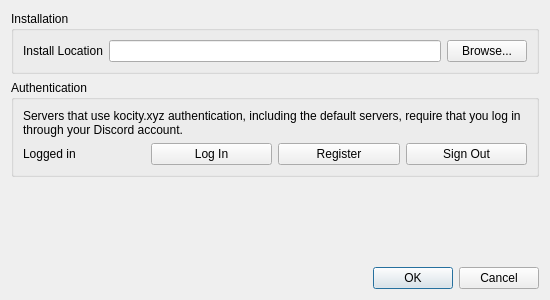
This is src/ui/settings_dialog.ui in ex4dev/brawl-starter as Qt 5 draws it before an edit. The edited form follows.
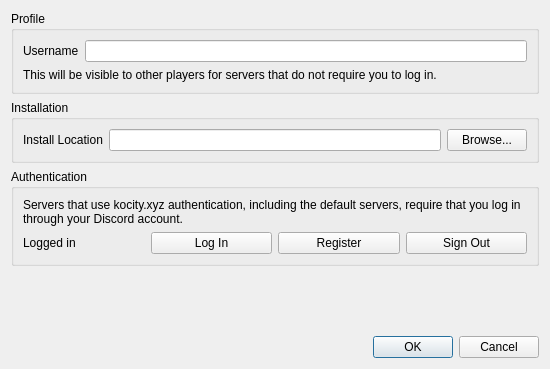
This is the edited form.

Commit message: Add username option to settings window

Diff of the .ui file:
```diff
--- a/src/ui/settings_dialog.ui
+++ b/src/ui/settings_dialog.ui
@@ -10,7 +10,7 @@
     <x>0</x>
     <y>0</y>
     <width>550</width>
-    <height>300</height>
+    <height>369</height>
    </rect>
   </property>
   <property name="sizePolicy">
@@ -25,6 +25,42 @@
   <layout class="QVBoxLayout" name="verticalLayout" stretch="0,0">
    <item>
     <layout class="QVBoxLayout" name="settingsVerticalLayout">
+     <item>
+      <widget class="QGroupBox" name="profileGroupBox">
+       <property name="sizePolicy">
+        <sizepolicy hsizetype="Expanding" vsizetype="Maximum">
+         <horstretch>0</horstretch>
+         <verstretch>0</verstretch>
+        </sizepolicy>
+       </property>
+       <property name="title">
+        <string>Profile</string>
+       </property>
+       <layout class="QVBoxLayout" name="verticalLayout_5">
+        <item>
+         <layout class="QHBoxLayout" name="usernameLayout">
+          <item>
+           <widget class="QLabel" name="lblUsername">
+            <property name="text">
+             <string>Username</string>
+            </property>
+           </widget>
+          </item>
+          <item>
+           <widget class="QLineEdit" name="fldUsername"/>
+          </item>
+         </layout>
+        </item>
+        <item>
+         <widget class="QLabel" name="lblUsernameExplainer">
+          <property name="text">
+           <string>This will be visible to other players for servers that do not require you to log in.</string>
+          </property>
+         </widget>
+        </item>
+       </layout>
+      </widget>
+     </item>
      <item>
       <widget class="QGroupBox" name="installationGroupBox">
        <property name="sizePolicy">
@@ -73,7 +109,7 @@
      <item>
       <widget class="QGroupBox" name="authenticationGroupBox">
        <property name="sizePolicy">
-        <sizepolicy hsizetype="Expanding" vsizetype="Maximum">
+        <sizepolicy hsizetype="Expanding" vsizetype="Fixed">
          <horstretch>0</horstretch>
          <verstretch>0</verstretch>
         </sizepolicy>
```
The commit also changes 3 other files.
